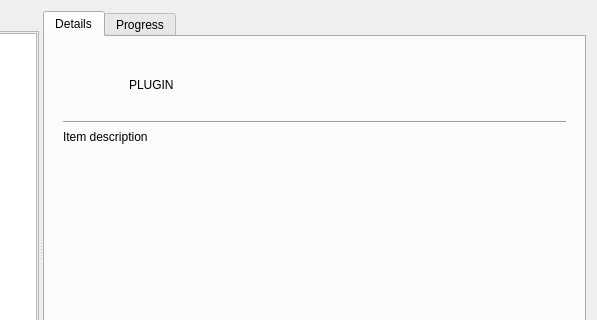
First picture: the form in resources/dialog.ui, repository shotgunsoftware/tk-multi-publish2, before the edit; both pictures show x 278 to 875 and y 0 to 320 of the 875 by 546 pixel window.
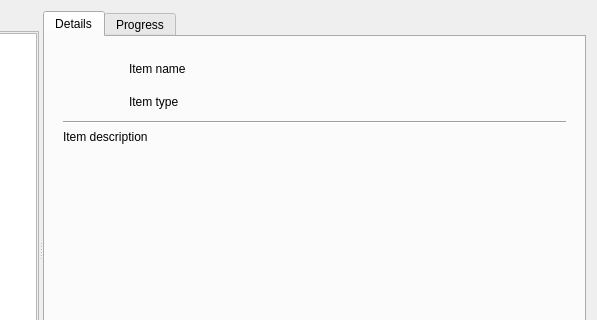
Second picture: the form after the edit. The open tabs and pages were chosen to show the change. Icons and pictures are not drawn. Custom widgets are drawn as their Qt base class.

Commit message: added item type header

```diff
--- a/resources/dialog.ui
+++ b/resources/dialog.ui
@@ -333,7 +333,7 @@
            </layout>
           </widget>
           <widget class="QWidget" name="details_item">
-           <layout class="QVBoxLayout" name="verticalLayout_12">
+           <layout class="QVBoxLayout" name="verticalLayout_13">
             <item>
              <layout class="QHBoxLayout" name="horizontalLayout_6">
               <item>
@@ -359,11 +359,22 @@
                </widget>
               </item>
               <item>
+               <layout class="QVBoxLayout" name="verticalLayout_12">
+                <item>
                <widget class="QLabel" name="item_name">
                 <property name="text">
-                 <string>PLUGIN</string>
-                </property>
-               </widget>
+                   <string>Item name</string>
+                  </property>
+                 </widget>
+                </item>
+                <item>
+                 <widget class="QLabel" name="item_type">
+                  <property name="text">
+                   <string>Item type</string>
+                  </property>
+                 </widget>
+                </item>
+               </layout>
               </item>
              </layout>
             </item>
```
Left out of the diff: 2 changed lines with no effect on the pictures. Lines whose indentation alone changed are shown as unchanged. The commit also changes 3 other files.
